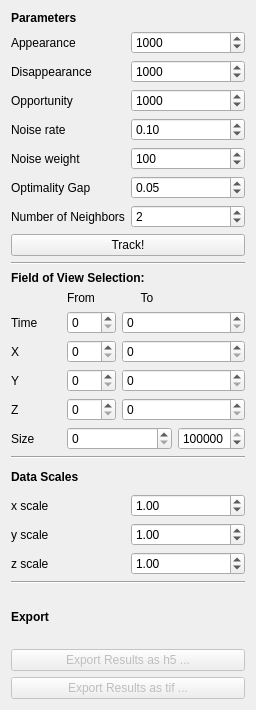
Before: the Qt Designer form ilastik/applets/tracking/chaingraph/drawer.ui in ilastik/ilastik, drawn with Qt 5.
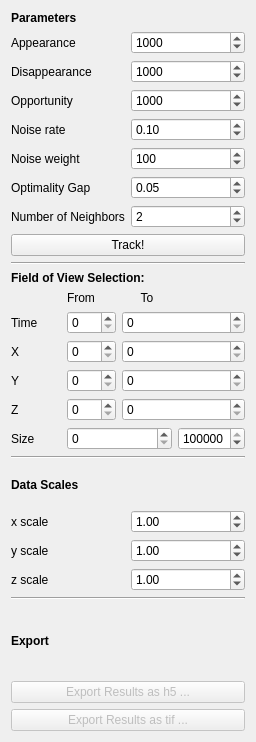
After: the same form once the commit is applied.

Commit message: tracking: updated tooltips

Diff of the .ui file:
```diff
--- a/ilastik/applets/tracking/chaingraph/drawer.ui
+++ b/ilastik/applets/tracking/chaingraph/drawer.ui
@@ -7,7 +7,7 @@
     <x>0</x>
     <y>0</y>
     <width>256</width>
-    <height>710</height>
+    <height>742</height>
    </rect>
   </property>
   <property name="sizePolicy">
```
Left out of the diff: 11 changed lines with no effect on the pictures. Lines whose indentation alone changed are shown as unchanged.
